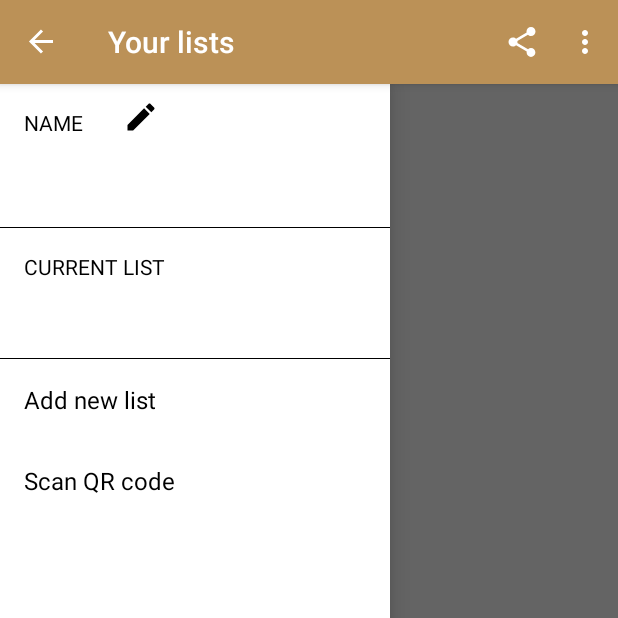
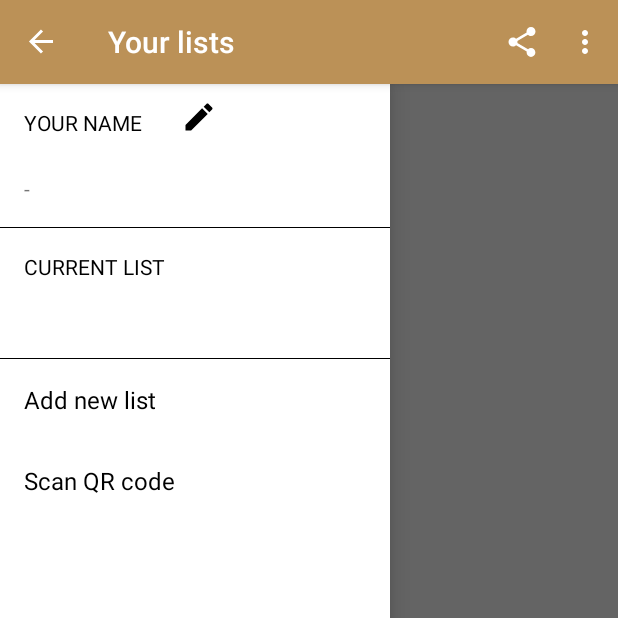
Before and after one commit to tymbark/shopping-list, an Android app: the screen it shows after launch (MainActivity), after a tap on "open", on a phone screen of 412 x 824 dp, the top half of it. Run offline under Robolectric (Android 15) with nearby library versions, the light colour scheme and no system bars; our stand-ins replace ButterKnife, Dagger/Hilt's generated code, Firebase (no records; nobody signed in at launch, a user with empty details on screens opened directly); libraries missing offline, so code that uses them is left out: com.jakewharton.rxbinding, rx.android.schedulers, rx.functions, rx.observers, rx.schedulers and 2 more; 17 statements that could not run were skipped.

Commit message:
Added empty name text

```diff
--- a/app/src/main/res/layout/fragment_drawer_layout.xml
+++ b/app/src/main/res/layout/fragment_drawer_layout.xml
@@ -39,7 +39,7 @@
         android:layout_width="match_parent"
         android:layout_height="wrap_content"
         android:padding="16dp"
-        tools:text="Damian"/>
+        android:text="@string/drawer_name_empty"/>
 
     <View
         android:layout_width="match_parent"
--- a/app/src/main/res/values/strings.xml
+++ b/app/src/main/res/values/strings.xml
@@ -19,7 +19,8 @@
     <!-- Drawer Items -->
     <string name="drawer_open">open</string>
     <string name="drawer_close">close</string>
-    <string name="drawer_name_header">name</string>
+    <string name="drawer_name_header">your name</string>
+    <string name="drawer_name_empty">-</string>
     <string name="drawer_current_list_header">Current list</string>
     <string name="drawer_add_new_list">Add new list</string>
     <string name="drawer_scan_qr_code">Scan QR code</string>
```
